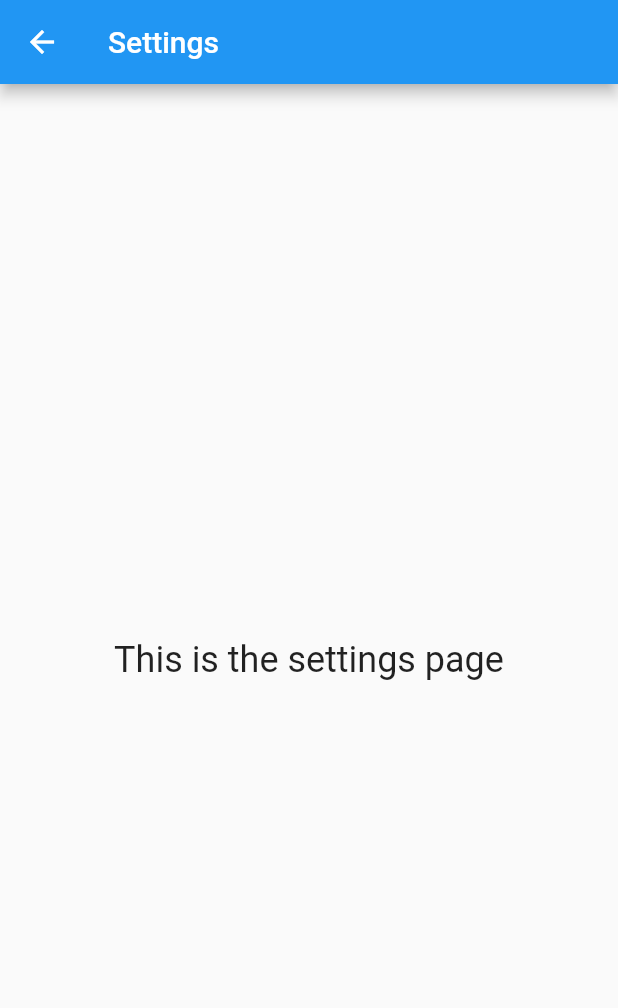
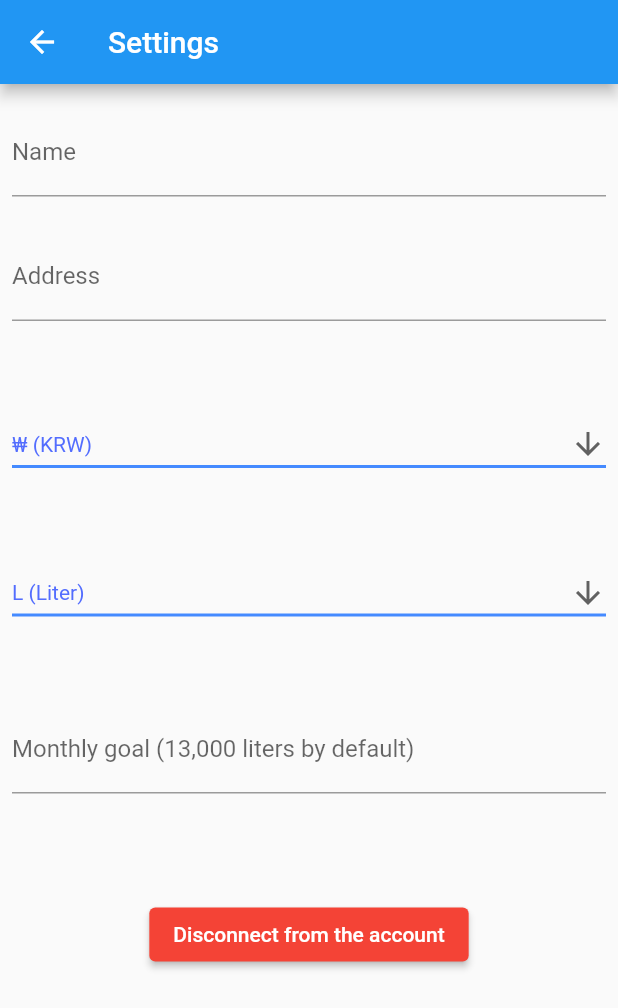
Before and after one commit to TheFlizziard/Water-Efficiency-Tool, a Flutter app: the screen it shows after launch, item 4 of the bottom bar chosen, after a tap on the "settings" icon, on a phone screen of 412 x 824 dp. Shown: the top 1008 px of the screen. Run offline on Flutter 3.47's test engine with Material 2 defaults, Android fonts, the phone set to English and light mode, and no system bars.

Commit message:
Settings page updated

```diff
--- a/App files/lib/main.dart
+++ b/App files/lib/main.dart
@@ -2,6 +2,8 @@ import 'package:flutter/material.dart';
 
 import './settings.dart';
 import './home.dart';
+import './notifications_page.dart';
+import './notifications.dart';
 
 void main() => runApp(const MyApp());
 
@@ -33,22 +35,22 @@ class _MyStatefulWidgetState extends State<MyStatefulWidget> {
       TextStyle(fontSize: 35, fontWeight: FontWeight.bold, color: Colors.black);
   static const TextStyle optionStyle =
       TextStyle(fontSize: 30, fontWeight: FontWeight.bold);
-  static const List<Widget> _widgetOptions = <Widget>[
-    Text(
+  static final List<Widget> _widgetOptions = <Widget>[
+    const Text(
       'Index 0: Home',
       style: optionStyle,
     ),
-    Text(
+    const Text(
       'Index 1: History / Projection',
       style: optionStyle,
     ),
-    Text(
+    const Text(
       'Index 2: Remote',
       style: optionStyle,
     ),
-    Text(
-      'Index 3: Notifications',
-      style: optionStyle,
+    Scaffold(
+      body: NotificationsManager(),
+      //style: optionStyle,
     ),
   ];
 
@@ -56,13 +58,26 @@ class _MyStatefulWidgetState extends State<MyStatefulWidget> {
     setState(() {
       _selectedIndex = index;
       switch (index) {
-        case 0: { _navigationTitle = 'Insights'; }
+        case 0:
+          {
+            _navigationTitle = 'Insights';
+          }
           break;
-        case 1: { _navigationTitle = 'Evolution'; }
+        case 1:
+          {
+            _navigationTitle = 'Evolution';
+          }
           break;
-        case 2: { _navigationTitle = 'Remote'; }
+        case 2:
+          {
+            _navigationTitle = 'Remote';
+          }
           break;
-        case 3: { _navigationTitle = 'Notifications'; }
+        case 3:
+          {
+            _navigationTitle = 'Notifications';
+            NotificationsManager();
+          }
           break;
       }
     });
@@ -84,7 +99,7 @@ class _MyStatefulWidgetState extends State<MyStatefulWidget> {
           toolbarHeight: 100.0,
           actions: <Widget>[
             IconButton(
-                icon: const Icon(Icons.settings, color: Colors.grey),
+                icon: const Icon(Icons. settings, color: Colors.grey),
                 tooltip: 'Settings button',
                 onPressed: () {
                   Navigator.push(context, MaterialPageRoute<void>(
@@ -93,7 +108,7 @@ class _MyStatefulWidgetState extends State<MyStatefulWidget> {
                           appBar: AppBar(
                             title: const Text('Settings'),
                           ),
-                          body: Settings());
+                          body: const InfoField());
                     },
                   ));
                 }),
--- /dev/null
+++ b/App files/lib/notifications.dart
@@ -0,0 +1,26 @@
+import 'package:flutter/material.dart';
+
+class Notifications extends StatelessWidget {
+  final List<String> notificationsList;
+  static const TextStyle optionStyle =
+      TextStyle(fontSize: 20, fontWeight: FontWeight.bold);
+
+  const Notifications(this.notificationsList, {super.key});
+
+  @override
+  Widget build(BuildContext context) {
+    return Column(
+      children: notificationsList
+          .map(
+            (element) => Card(
+              child: Column(
+                children: [
+                  Text(element, style: optionStyle,),
+                ],
+              ),
+            ),
+          )
+          .toList(),
+    );
+  }
+}
--- a/App files/lib/notifications_page.dart
+++ b/App files/lib/notifications_page.dart
@@ -1,12 +1,15 @@
 import 'package:flutter/material.dart';
 
-class Home extends StatelessWidget {
+import './notifications.dart';
+
+class NotificationsManager extends StatelessWidget {
+  final List<String> _notifications_list = ['You reached your monthly goal!'];
+
   @override
   Widget build(BuildContext build) {
-    return const Center(
-      child: Text(
-        'This is the notifications page',
-        style: TextStyle(fontSize: 24),
+    return MaterialApp(
+      home: Scaffold(
+        body: Notifications(_notifications_list),
       ),
     );
   }
--- a/App files/lib/settings.dart
+++ b/App files/lib/settings.dart
@@ -1,13 +1,140 @@
 import 'package:flutter/material.dart';
 
-class Settings extends StatelessWidget {
+class InfoField extends StatelessWidget {
+  const InfoField({super.key});
+
   @override
-  Widget build(BuildContext build) {
-    return const Center(
-      child: Text(
-        'This is the settings page',
-        style: TextStyle(fontSize: 24),
-      ),
+  Widget build(BuildContext context) {
+    return Column(
+      crossAxisAlignment: CrossAxisAlignment.start,
+      children: <Widget>[
+        Padding(
+          padding: const EdgeInsets.symmetric(horizontal: 8, vertical: 16),
+          child: TextFormField(
+            decoration: const InputDecoration(
+              border: UnderlineInputBorder(),
+              labelText: 'Name',
+            ),
+          ),
+        ),
+        Padding(
+          padding: const EdgeInsets.symmetric(horizontal: 8, vertical: 8),
+          child: TextFormField(
+            decoration: const InputDecoration(
+              border: UnderlineInputBorder(),
+              labelText: 'Address',
+            ),
+          ),
+        ),
+        Padding(
+          padding: const EdgeInsets.symmetric(horizontal: 8, vertical: 50),
+          child: DropdownCurrencies(),
+        ),
+        Padding(
+          padding: const EdgeInsets.symmetric(horizontal: 8, vertical: 1),
+          child: DropdownMetrics(),
+        ),
+        Padding(
+          padding: const EdgeInsets.symmetric(horizontal: 8, vertical: 50),
+          child: TextFormField(
+            decoration: const InputDecoration(
+              border: UnderlineInputBorder(),
+              labelText: 'Monthly goal (13,000 liters by default)',
+            ),
+          ),
+        ),
+        Center(
+          child: Container(
+            margin: EdgeInsets.all(20.0),
+            child: ElevatedButton(
+                onPressed: () {
+                  final snackBar = SnackBar(
+                    content: const Text('You successfully disconnected from the account!'),
+                    action: SnackBarAction(
+                      label: 'Undo',
+                      onPressed: () {
+                        // Some code to undo the change.
+                      },
+                    ),
+                  );
+                  ScaffoldMessenger.of(context).showSnackBar(snackBar);
+                },
+                style: ElevatedButton.styleFrom(
+                  primary: Colors.red, // background
+                  onPrimary: Colors.white, // foreground
+                ),
+                child: Text('Disconnect from the account')),
+          ),
+        )
+      ],
     );
   }
 }
+
+class DropdownButtonField extends StatefulWidget {
+  final List<String> dropdownList;
+
+  const DropdownButtonField({super.key, required this.dropdownList});
+
+  @override
+  State<DropdownButtonField> createState() => _DropdownButtonFieldState();
+}
+
+class _DropdownButtonFieldState extends State<DropdownButtonField> {
+  late String dropdownValue = widget.dropdownList.first;
+
+  @override
+  Widget build(BuildContext context) {
+    return DropdownButton<String>(
+      value: dropdownValue,
+      icon: const Icon(Icons.arrow_downward),
+      elevation: 16,
+      style: const TextStyle(color: Colors.indigoAccent),
+      underline: Container(height: 2, color: Colors.blueAccent),
+      onChanged: (String? value) {
+        // This is called when the user selects an item.
+        setState(() {
+          dropdownValue = value!;
+        });
+      },
+      isExpanded: true,
+      items: widget.dropdownList.map<DropdownMenuItem<String>>((String value) {
+        return DropdownMenuItem<String>(
+          value: value,
+          child: Text(value),
+        );
+      }).toList(),
+    );
+  }
+}
+
+class DropdownCurrencies extends StatelessWidget {
+  final List<String> currenciesList = <String>[
+    '₩ (KRW)',
+    '€ (EUR)',
+    '\$ (USD)',
+    '¥ (JPY)'
+  ];
+
+  DropdownCurrencies({super.key});
+
+  @override
+  Widget build(BuildContext context) {
+    return Center(child: DropdownButtonField(dropdownList: currenciesList));
+  }
+}
+
+class DropdownMetrics extends StatelessWidget {
+  final List<String> metricsList = <String>[
+    'L (Liter)',
+    'M3 (Cubic Meter)',
+    'gal (Gallons)'
+  ];
+
+  DropdownMetrics({super.key});
+
+  @override
+  Widget build(BuildContext context) {
+    return Center(child: DropdownButtonField(dropdownList: metricsList));
+  }
+}
```
